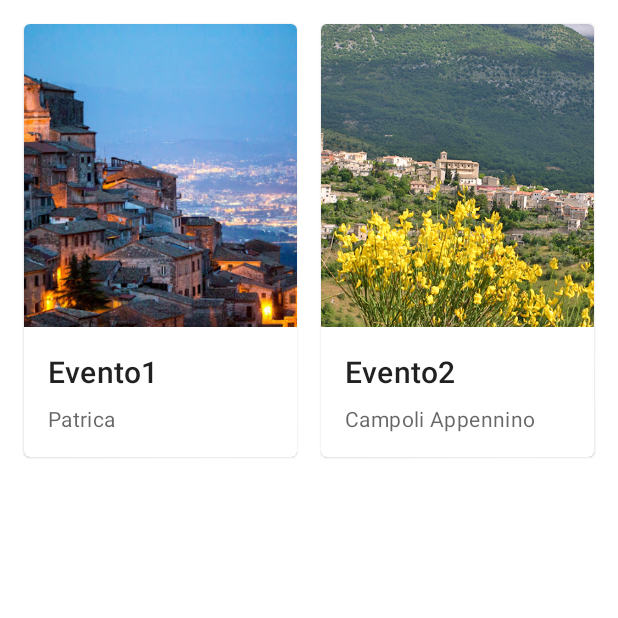
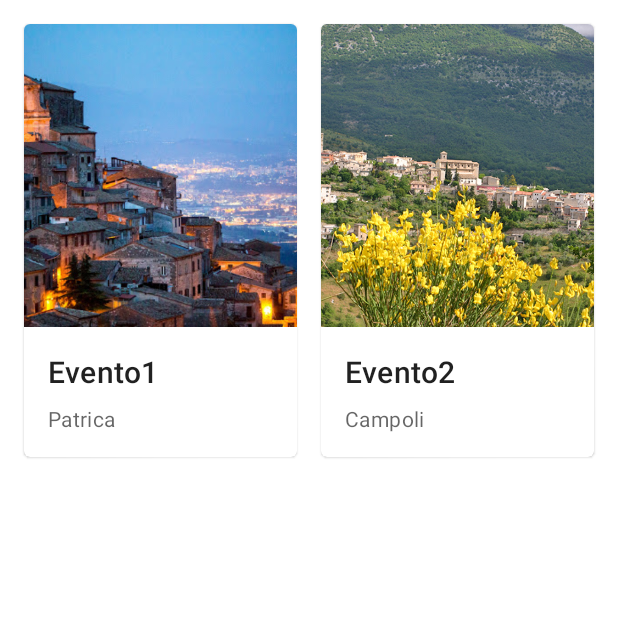
Before and after one commit to ThetaRangers/ThetaProvaCarte, an Android app: the EventsActivity screen opened directly, with no data from a screen before it, on a phone screen of 412 x 824 dp, the top half of it. Run offline under Robolectric (Android 15) with nearby library versions, the phone set to English and light mode, and no system bars.

Commit message:
Campoli without Appennino

```diff
--- a/app/src/main/java/it/thetarangers/thetacarte/EventsActivity.java
+++ b/app/src/main/java/it/thetarangers/thetacarte/EventsActivity.java
@@ -49,7 +49,7 @@ public class EventsActivity extends AppCompatActivity {
             eventsList.add(new Event("Evento1", "Eventone1",
                     R.drawable.patrica, "Patrica"));
             eventsList.add(new Event("Evento2", "Eventone2",
-                    R.drawable.campoli, "Campoli Appennino"));
+                    R.drawable.campoli, "Campoli"));
 
             return eventsList;
         }
```
